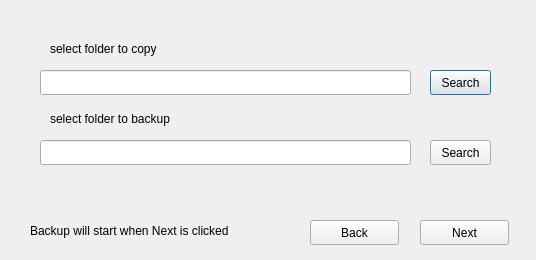
The window that src/modules/partition/gui/BackupDialog.ui (yjc2021/calamares) describes before a commit, drawn with Qt 5.
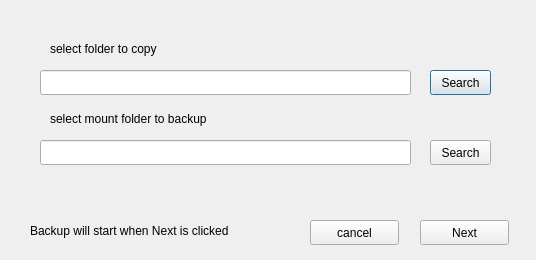
The same window after the commit.

What changed in the file:
```diff
--- a/src/modules/partition/gui/BackupDialog.ui
+++ b/src/modules/partition/gui/BackupDialog.ui
@@ -82,7 +82,7 @@
     </rect>
    </property>
    <property name="text">
-    <string>select folder to backup</string>
+    <string>select mount folder to backup</string>
    </property>
   </widget>
   <widget class="QPushButton" name="pushButton">
@@ -108,7 +108,7 @@
     </rect>
    </property>
    <property name="text">
-    <string>Back</string>
+    <string>cancel</string>
    </property>
   </widget>
   <widget class="QLabel" name="detailsLabel">
```
